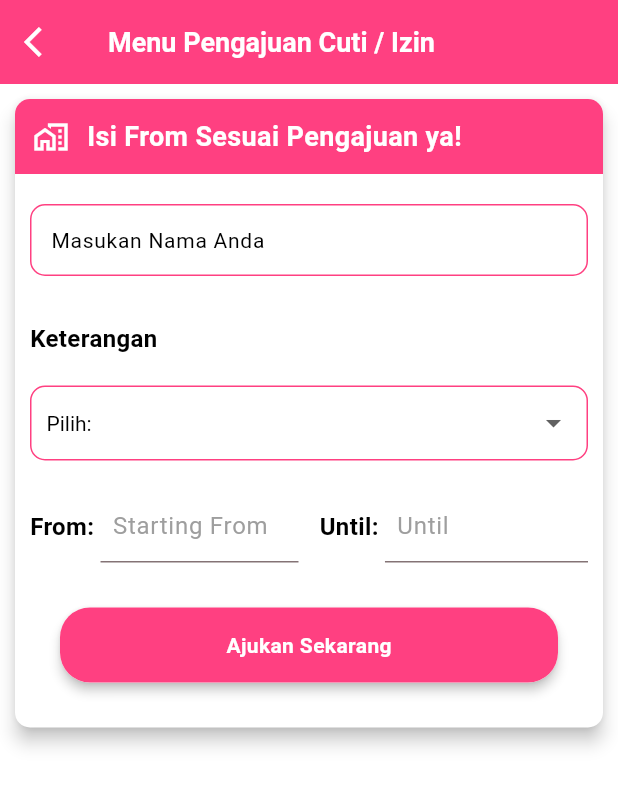
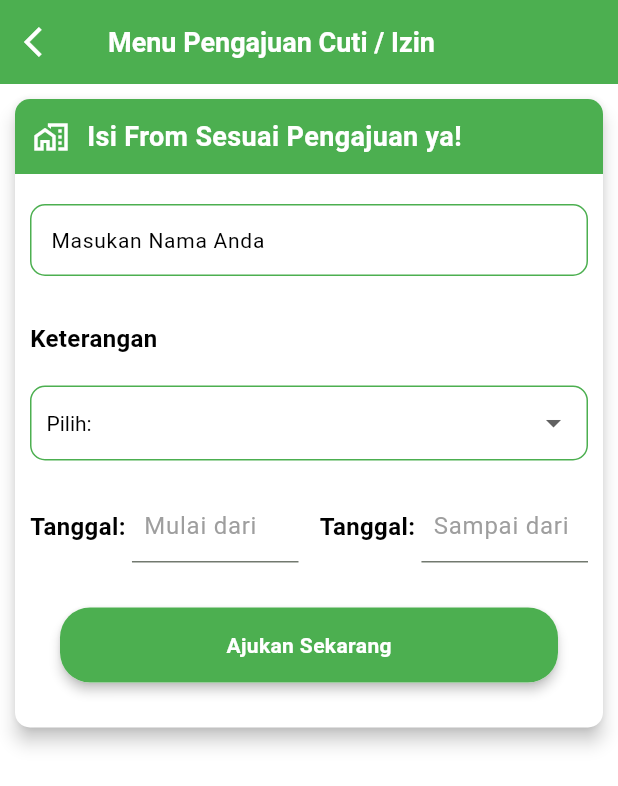
Before and after one commit to febrinurhidayat/pmo_semicolon, a Flutter app: the screen it shows after launch, after a tap on "Cuti / Izin", on a phone screen of 412 x 824 dp. Shown: the top 786 px of the screen. Run offline on Flutter 3.47's test engine with Material 3 defaults, Android fonts, the phone set to English and light mode, and no system bars; our stand-ins replace camera, cloud_firestore, dotted_border, firebase_core, geocoding, geolocator and 1 more; missing offline and left inert: google_mlkit_face_detection; accounts and stored records are empty.

Commit message:
projek pmo

```diff
--- a/lib/main.dart
+++ b/lib/main.dart
@@ -26,7 +26,7 @@ class MyApp extends StatelessWidget {
       theme: ThemeData(
         cardTheme: const CardTheme(surfaceTintColor: Colors.white),
         dialogTheme: const DialogTheme(surfaceTintColor: Colors.white, backgroundColor: Colors.white),
-        colorScheme: ColorScheme.fromSeed(seedColor: Colors.pinkAccent),
+        colorScheme: ColorScheme.fromSeed(seedColor: Colors.green),
         useMaterial3: true,
       ),
       home: const MainPage(),
--- a/lib/page/history/history_page.dart
+++ b/lib/page/history/history_page.dart
@@ -19,7 +19,7 @@ class _HistoryPageState extends State<HistoryPage> {
       backgroundColor: Colors.white,
       appBar: AppBar(
         elevation: 0,
-        backgroundColor: Colors.pinkAccent,
+        backgroundColor: Colors.green,
         leading: IconButton(
           icon: const Icon(Icons.arrow_back_ios, color: Colors.white),
           onPressed: () => Navigator.of(context).pop(),
@@ -59,7 +59,7 @@ class _HistoryPageState extends State<HistoryPage> {
                                 });
                               },
                               child: const Text("Ya",
-                                  style: TextStyle(fontSize: 14, color: Colors.pinkAccent),
+                                  style: TextStyle(fontSize: 14, color: Colors.green),
                               ),
                           ),
                           TextButton(
@@ -222,7 +222,7 @@ class _HistoryPageState extends State<HistoryPage> {
                 style: TextStyle(fontSize: 20)));
           } else {
             return const Center(child: CircularProgressIndicator(
-                valueColor: AlwaysStoppedAnimation<Color>(Colors.pinkAccent),
+                valueColor: AlwaysStoppedAnimation<Color>(Colors.green),
             ));
           }
         },
--- a/lib/page/leave/leave_page.dart
+++ b/lib/page/leave/leave_page.dart
@@ -38,7 +38,7 @@ class _LeavePageState extends State<LeavePage> {
       backgroundColor: Colors.white,
       appBar: AppBar(
         elevation: 0,
-        backgroundColor: Colors.pinkAccent,
+        backgroundColor: Colors.green,
         leading: IconButton(
           icon: const Icon(Icons.arrow_back_ios, color: Colors.white),
           onPressed: () => Navigator.of(context).pop(),
@@ -65,7 +65,7 @@ class _LeavePageState extends State<LeavePage> {
                     borderRadius: BorderRadius.only(
                         topLeft: Radius.circular(10),
                         topRight: Radius.circular(10)),
-                    color: Colors.pinkAccent,
+                    color: Colors.green,
                   ),
                   child: const Row(
                     children: [
@@ -104,11 +104,11 @@ class _LeavePageState extends State<LeavePage> {
                             color: Colors.black),
                         border: OutlineInputBorder(
                           borderRadius: BorderRadius.circular(10),
-                          borderSide: const BorderSide(color: Colors.pinkAccent),
+                          borderSide: const BorderSide(color: Colors.green),
                         ),
                         enabledBorder: OutlineInputBorder(
                           borderRadius: BorderRadius.circular(10),
-                          borderSide: const BorderSide(color: Colors.pinkAccent),
+                          borderSide: const BorderSide(color: Colors.green),
                         ),
                     ),
                   ),
@@ -129,7 +129,7 @@ class _LeavePageState extends State<LeavePage> {
                     padding: const EdgeInsets.symmetric(horizontal: 10),
                     decoration: BoxDecoration(
                       borderRadius: BorderRadius.circular(10),
-                      border: Border.all(color: Colors.pinkAccent, style: BorderStyle.solid, width: 1),
+                      border: Border.all(color: Colors.green, style: BorderStyle.solid, width: 1),
                     ),
                     child: DropdownButton(
                       dropdownColor: Colors.white,
@@ -166,7 +166,7 @@ class _LeavePageState extends State<LeavePage> {
                     Expanded(
                       child: Row(
                         children: [
-                          const Text("From: ",
+                          const Text("Tanggal: ",
                               style: TextStyle(
                                   fontSize: 16,
                                   fontWeight: FontWeight.bold,
@@ -181,9 +181,9 @@ class _LeavePageState extends State<LeavePage> {
                                       return Theme(
                                         data: Theme.of(context).copyWith(
                                           colorScheme: const ColorScheme.light(onPrimary: Colors.white,
-                                              onBackground: Colors.white, primary: Colors.pinkAccent),
+                                              onBackground: Colors.white, primary: Colors.green),
                                           datePickerTheme: const DatePickerThemeData(
-                                            headerBackgroundColor: Colors.pinkAccent,
+                                            headerBackgroundColor: Colors.green,
                                             backgroundColor: Colors.white,
                                             headerForegroundColor: Colors.white,
                                             surfaceTintColor: Colors.white,
@@ -208,7 +208,7 @@ class _LeavePageState extends State<LeavePage> {
                               controller: fromController,
                               decoration: const InputDecoration(
                                 contentPadding: EdgeInsets.all(8),
-                                hintText: "Starting From",
+                                hintText: "Mulai dari",
                                 hintStyle:
                                 TextStyle(color: Colors.grey, fontSize: 16),
                               ),
@@ -223,7 +223,7 @@ class _LeavePageState extends State<LeavePage> {
                     Expanded(
                       child: Row(
                         children: [
-                          const Text("Until: ",
+                          const Text("Tanggal: ",
                               style: TextStyle(
                                   fontSize: 16,
                                   fontWeight: FontWeight.bold,
@@ -238,9 +238,9 @@ class _LeavePageState extends State<LeavePage> {
                                       return Theme(
                                         data: Theme.of(context).copyWith(
                                           colorScheme: const ColorScheme.light(onPrimary: Colors.white,
-                                              onBackground: Colors.white, primary: Colors.pinkAccent),
+                                              onBackground: Colors.white, primary: Colors.green),
                                           datePickerTheme: const DatePickerThemeData(
-                                            headerBackgroundColor: Colors.pinkAccent,
+                                            headerBackgroundColor: Colors.green,
                                             backgroundColor: Colors.white,
                                             headerForegroundColor: Colors.white,
                                             surfaceTintColor: Colors.white,
@@ -264,7 +264,7 @@ class _LeavePageState extends State<LeavePage> {
                               controller: toController,
                               decoration: const InputDecoration(
                                 contentPadding: EdgeInsets.all(8),
-                                hintText: "Until",
+                                hintText: "Sampai dari",
                                 hintStyle:
                                 TextStyle(color: Colors.grey, fontSize: 16),
                               ),
@@ -289,7 +289,7 @@ class _LeavePageState extends State<LeavePage> {
                             color: Colors.white),
                         child: Material(
                           borderRadius: BorderRadius.circular(20),
-                          color: Colors.pinkAccent,
+                          color: Colors.green,
                           child: InkWell(
                             splashColor: Colors.pink,
                             borderRadius: BorderRadius.circular(20),
@@ -339,7 +339,7 @@ class _LeavePageState extends State<LeavePage> {
     AlertDialog alert = AlertDialog(
       content: Row(
         children: [
-          const CircularProgressIndicator(valueColor: AlwaysStoppedAnimation<Color>(Colors.pinkAccent)),
+          const CircularProgressIndicator(valueColor: AlwaysStoppedAnimation<Color>(Colors.green)),
           Container(
               margin: const EdgeInsets.only(left: 20),
               child: const Text("Mohon tunggu..."),
--- a/lib/page/main_page.dart
+++ b/lib/page/main_page.dart
@@ -18,6 +18,14 @@ class MainPage extends StatelessWidget {
         _onWillPop(context);
       },
       child: Scaffold(
+        appBar: AppBar(
+          backgroundColor: Colors.green,
+          title: Text(
+            "Absensi Face id",
+            style: TextStyle(color: Colors.white),
+          ),
+          centerTitle: true,
+        ),
         backgroundColor: Colors.white,
         body: SafeArea(
           child: Center(
@@ -31,7 +39,10 @@ class MainPage extends StatelessWidget {
                       highlightColor: Colors.transparent,
                       splashColor: Colors.transparent,
                       onTap: () {
-                        Navigator.push(context, MaterialPageRoute(builder: (context) => const AbsenPage()));
+                        Navigator.push(
+                            context,
+                            MaterialPageRoute(
+                                builder: (context) => const AbsenPage()));
                       },
                       child: const Column(
                         children: [
@@ -43,7 +54,8 @@ class MainPage extends StatelessWidget {
                           SizedBox(height: 10),
                           Text(
                             "Absen Kehadiran",
-                            style: TextStyle(fontSize: 14, fontWeight: FontWeight.bold),
+                            style: TextStyle(
+                                fontSize: 14, fontWeight: FontWeight.bold),
                           ),
                         ],
                       ),
@@ -58,7 +70,10 @@ class MainPage extends StatelessWidget {
                       highlightColor: Colors.transparent,
                       splashColor: Colors.transparent,
                       onTap: () {
-                        Navigator.push(context, MaterialPageRoute(builder: (context) => const LeavePage()));
+                        Navigator.push(
+                            context,
+                            MaterialPageRoute(
+                                builder: (context) => const LeavePage()));
                       },
                       child: const Column(
                         children: [
@@ -70,7 +85,8 @@ class MainPage extends StatelessWidget {
                           SizedBox(height: 10),
                           Text(
                             "Cuti / Izin",
-                            style: TextStyle(fontSize: 14, fontWeight: FontWeight.bold),
+                            style: TextStyle(
+                                fontSize: 14, fontWeight: FontWeight.bold),
                           ),
                         ],
                       ),
@@ -85,7 +101,10 @@ class MainPage extends StatelessWidget {
                       highlightColor: Colors.transparent,
                       splashColor: Colors.transparent,
                       onTap: () {
-                        Navigator.push(context, MaterialPageRoute(builder: (context) => const HistoryPage()));
+                        Navigator.push(
+                            context,
+                            MaterialPageRoute(
+                                builder: (context) => const HistoryPage()));
                       },
                       child: const Column(
                         children: [
@@ -97,7 +116,8 @@ class MainPage extends StatelessWidget {
                           SizedBox(height: 10),
                           Text(
                             "Riwayat Absensi",
-                            style: TextStyle(fontSize: 14, fontWeight: FontWeight.bold),
+                            style: TextStyle(
+                                fontSize: 14, fontWeight: FontWeight.bold),
                           ),
                         ],
                       ),
@@ -116,9 +136,9 @@ class MainPage extends StatelessWidget {
     return (await showDialog(
           barrierDismissible: false,
           context: context,
-      builder: (context) =>
-          AlertDialog(
-            title: const Text("INFO",
+          builder: (context) => AlertDialog(
+            title: const Text(
+              "INFO",
               style: TextStyle(
                   color: Colors.black,
                   fontSize: 20,
@@ -130,19 +150,16 @@ class MainPage extends StatelessWidget {
               TextButton(
                 onPressed: () => Navigator.of(context).pop(false),
                 child: const Text("Batal",
-                    style: TextStyle(
-                        color: Colors.black,
-                        fontSize: 14)),
+                    style: TextStyle(color: Colors.black, fontSize: 14)),
               ),
               TextButton(
                 onPressed: () => SystemNavigator.pop(),
                 child: const Text("Ya",
-                    style: TextStyle(
-                        color: Colors.pinkAccent,
-                        fontSize: 14)),
+                    style: TextStyle(color: Colors.green, fontSize: 14)),
               ),
             ],
           ),
-    )) ?? false;
+        )) ??
+        false;
   }
 }
```
Also changed, not shown: lib/page/absen/absen_page.dart (+19 -19 lines), lib/page/absen/camera_page.dart (+14 -14 lines), pubspec.yaml (+8 -0 lines), assets/images/icon_amikom.png (added), pubspec.lock, 28 other files. Lines whose indentation alone changed are shown as unchanged.
